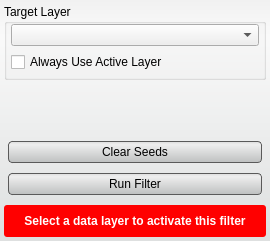
Above: src/Interface/ToolInterface/ConfidenceConnectedFilterInterface.ui from SCIInstitute/Seg3D before the change. Below: the same form after it.
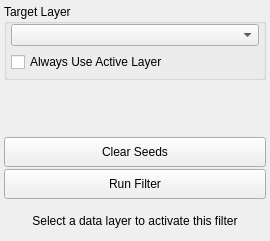
That is the form after the change. Custom widgets are drawn as their Qt base class.

```diff
--- a/src/Interface/ToolInterface/ConfidenceConnectedFilterInterface.ui
+++ b/src/Interface/ToolInterface/ConfidenceConnectedFilterInterface.ui
@@ -25,33 +25,6 @@
   <property name="windowTitle">
    <string>Form</string>
   </property>
-  <property name="styleSheet">
-   <string notr="true">QWidget#ConfidenceConnectedFilterInterface{
-  border-radius: 3px;
-  background-color: qlineargradient(spread:pad, x1:0.5, y1:0, x2:0.5, y2:0.960227, stop:0 rgba(241, 241, 241, 255), stop:0.155779 rgba(250, 250, 250, 255), stop:1 rgba(222, 224, 224, 255));       
-}
-
-QPushButton{
-  background-color: qlineargradient(spread:pad, x1:0.5, y1:0, x2:0.5, y2:0.960227, stop:0 rgba(221, 221, 221, 255), stop:0.155779 rgba(238, 238, 238, 255), stop:1 rgba(192, 194, 194, 255));
-  border-radius: 4px;
-  border: 1px solid rgb(90, 90, 90);
-  margin:4px;
-}
-
-QPushButton:hover{
-  background-color: qlineargradient(spread:pad, x1:0.5, y1:0, x2:0.5, y2:1, stop:0 rgba(195, 195, 195, 255), stop:0.253769 rgba(206, 206, 206, 255), stop:1 rgba(185, 185, 185, 255));
-  border-radius: 4px;
-  border: 1px solid rgb(90, 90, 90);
-  margin:4px;
-}
-
-QPushButton:pressed{
-  background-color: qlineargradient(spread:pad, x1:0.5, y1:0, x2:0.5, y2:1, stop:0 rgba(150, 150, 150, 255), stop:0.753769 rgba(206, 206, 206, 255), stop:1 rgba(185, 185, 185, 255));
-  border-radius: 4px;
-  border: 1px solid rgb(90, 90, 90);
-  margin:4px;
-}</string>
-  </property>
   <layout class="QVBoxLayout" name="verticalLayout">
    <property name="spacing">
     <number>4</number>
@@ -194,17 +167,6 @@
        <height>32</height>
       </size>
      </property>
-     <property name="styleSheet">
-      <string notr="true">QLabel#message_{
-  color: white;
-  font: bold;
-}
-
-QWidget#message_alert_{
-  border-radius: 3px;
-  background-color: red;
-}</string>
-     </property>
      <layout class="QHBoxLayout" name="horizontalLayout_4">
       <property name="spacing">
        <number>0</number>
```
